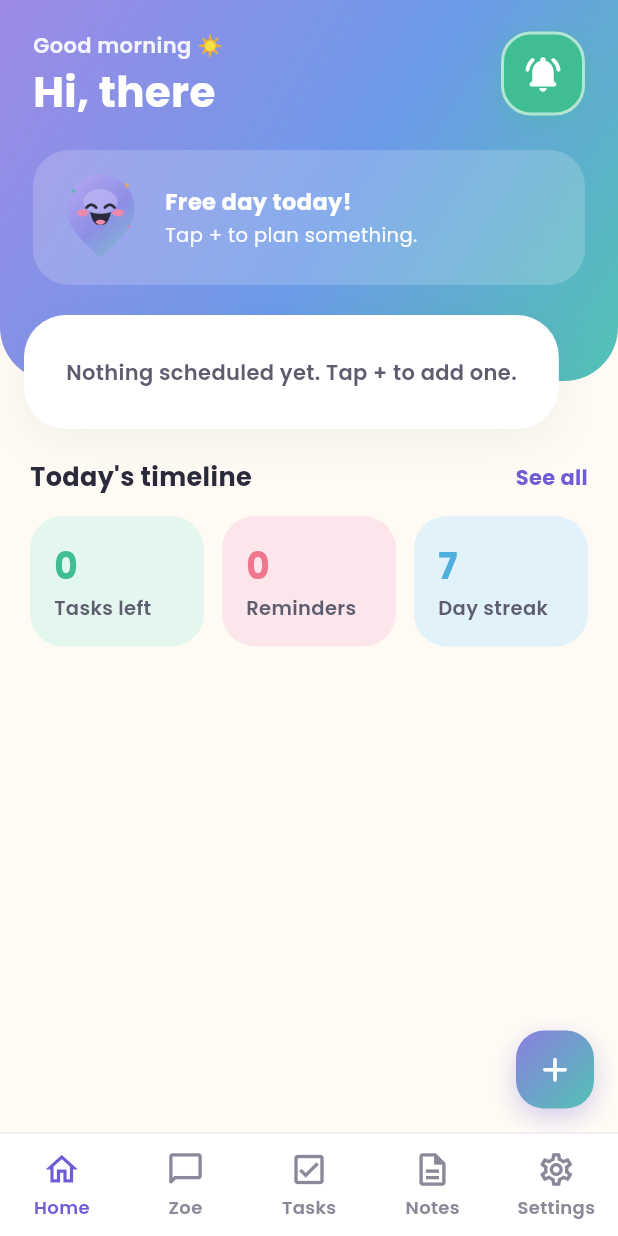
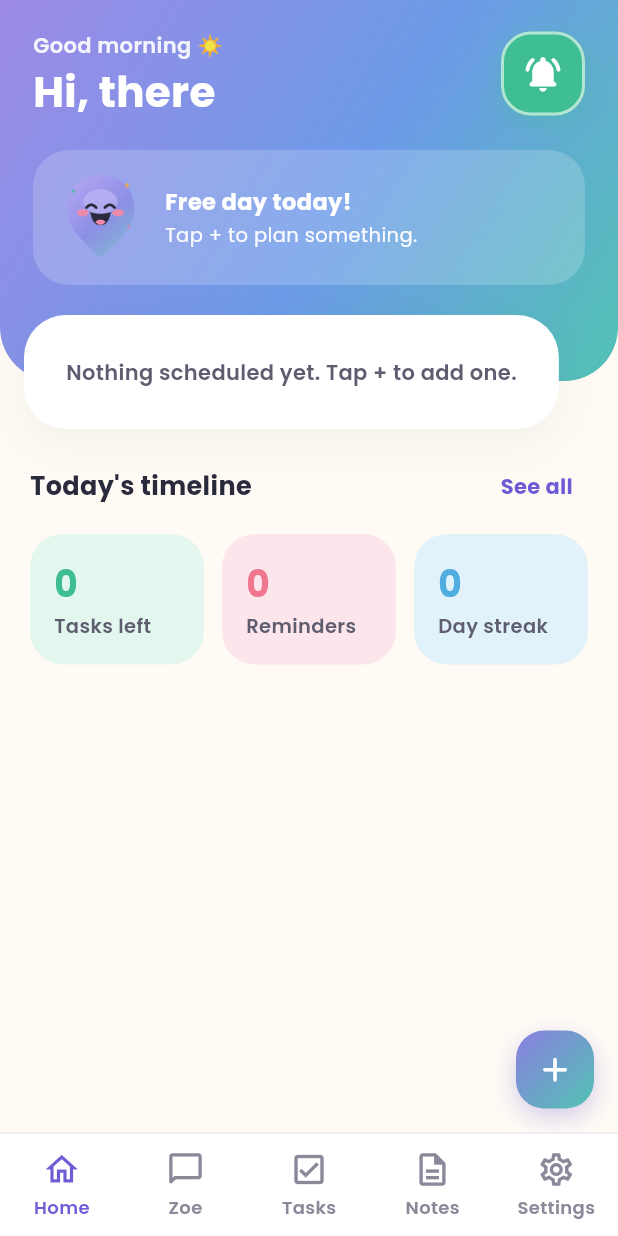
Before and after one commit to paron305-lab/zoe-remind, a Flutter app: the HomeScreen screen opened by its route, on a phone screen of 412 x 824 dp. Run offline on Flutter 3.47's test engine with Material 3 defaults, Android fonts, the phone set to English and light mode, and no system bars; our stand-ins replace connectivity_plus, dio, go_router, permission_handler, sqflite, supabase_flutter; missing offline and left inert: alarm, llamadart; accounts and stored records are empty.

Commit message:
Home: See all → History screen, totoong day streak

```diff
--- a/lib/features/home/screens/home_screen.dart
+++ b/lib/features/home/screens/home_screen.dart
@@ -9,6 +9,7 @@ import 'package:zoe_remind/core/widgets/zoe_snackbar.dart';
 import 'package:zoe_remind/database/models/reminder.dart';
 import 'package:zoe_remind/database/repositories/reminder_repository.dart';
 import 'package:zoe_remind/database/repositories/settings_repository.dart';
+import 'package:zoe_remind/database/repositories/statistics_repository.dart';
 import 'package:zoe_remind/features/home/models/home_item.dart';
 import 'package:zoe_remind/features/home/widgets/home_header.dart';
 import 'package:zoe_remind/features/home/widgets/home_styles.dart';
@@ -35,6 +36,9 @@ class _HomeScreenState extends State<HomeScreen> {
   List<HomeItem> _upcoming = const [];
   bool _loading = true;
   bool _remindersOn = true;
+
+  /// Sunod-sunod na araw na may natapos (galing sa completion_history).
+  int _streak = 0;
   ZoeLanguage _language = ZoeLanguage.both;
 
   /// Bawat minuto: i-refresh para maging "Missed" / "Done ✓" ang lumipas na.
@@ -140,8 +144,10 @@ class _HomeScreenState extends State<HomeScreen> {
       await _reminders.recordMissed(pending: active, now: now);
       final todayList = await _reminders.getForDay(today);
       final upcoming = await _reminders.getUpcoming(days: 30);
+      final streak = await StatisticsRepository().dayStreak(now: now);
       if (!mounted) return;
       setState(() {
+        _streak = streak;
         _today = [
           for (final r in todayList) _toItem(r, today, now: now, activeAlarms: active),
         ];
@@ -258,6 +264,15 @@ class _HomeScreenState extends State<HomeScreen> {
     if (mounted) ZoeSnack.show(context, 'Reminder saved ✨');
   }
 
+  /// "See all" → Your Zoe History.
+  /// go() (hindi push) dahil nasa loob ng Home branch ang /home/history —
+  /// mas sigurado ito sa StatefulShellRoute. Nire-refresh ang Home ng
+  /// mga listener (changes) at ng timer kaya walang kailangang i-await.
+  void _openHistory() {
+    HapticFeedback.selectionClick();
+    context.go('/home/history');
+  }
+
   Future<void> _openEdit(HomeItem item) async {
     // History 🔒 → read-only view
     final path = item.locked
@@ -326,7 +341,12 @@ class _HomeScreenState extends State<HomeScreen> {
                           onStatusTap: _markLate,
                         ),
                       const SizedBox(height: 20),
-                      TimelineStats(tasksLeft: left, reminders: reminders, streak: 7),
+                      TimelineStats(
+                        tasksLeft: left,
+                        reminders: reminders,
+                        streak: _streak,
+                        onSeeAll: _openHistory,
+                      ),
                       if (_upcoming.isNotEmpty) ...[
                         Padding(
                           padding: EdgeInsets.fromLTRB(20, 28, 20, 14),
--- a/lib/features/home/widgets/timeline_stats.dart
+++ b/lib/features/home/widgets/timeline_stats.dart
@@ -25,9 +25,17 @@ class TimelineStats extends StatelessWidget {
             children: [
               Text("Today's timeline", style: HomeText.sectionTitle),
               const Spacer(),
-              GestureDetector(
-                onTap: onSeeAll,
-                child: Text('See all', style: HomeText.link),
+              // Mas malaking pindutan (hindi lang ang text mismo).
+              Material(
+                color: Colors.transparent,
+                child: InkWell(
+                  borderRadius: BorderRadius.circular(12),
+                  onTap: onSeeAll,
+                  child: Padding(
+                    padding: const EdgeInsets.symmetric(horizontal: 10, vertical: 8),
+                    child: Text('See all', style: HomeText.link),
+                  ),
+                ),
               ),
             ],
           ),
```
